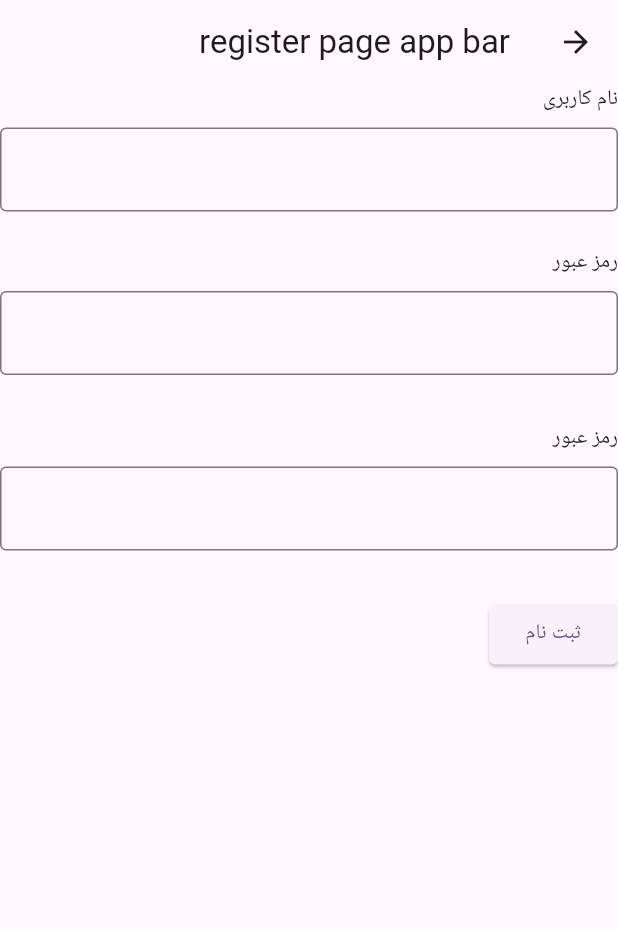
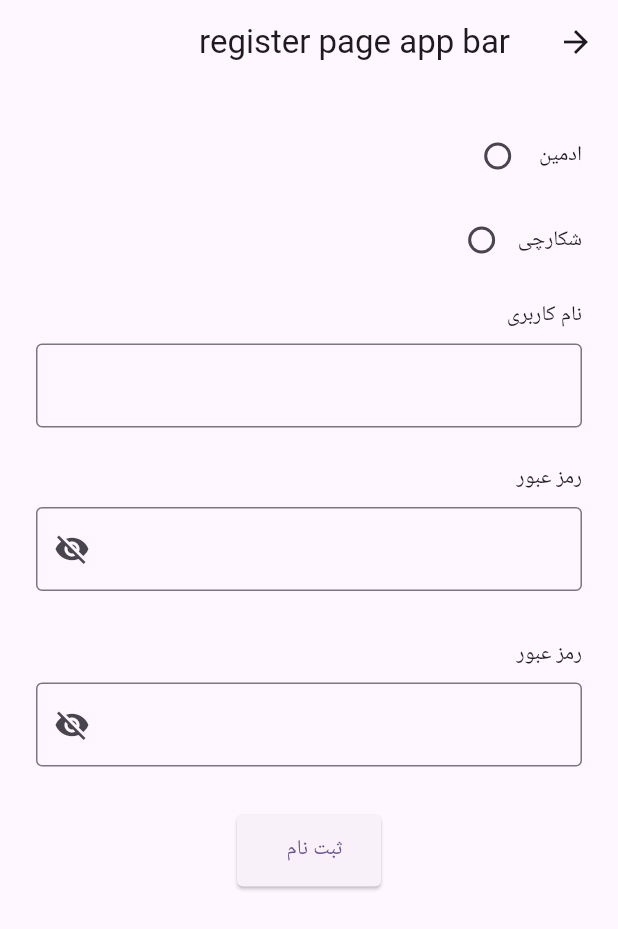
Before and after one commit to AminMtz78/mission_project, a Flutter app: the RegisterPage screen opened by its route, on a phone screen of 412 x 824 dp. Shown: the top 929 px of the screen. Run offline on Flutter 3.47's test engine with Material 3 defaults, Android fonts, the phone set to English and light mode, and no system bars; our stand-ins replace dio, get, get_storage; missing offline and left inert: dart:js_interop, dart_either; accounts and stored records are empty; statements that could not run were skipped.

Commit message:
add my button and validation for username and password

```diff
--- a/mission_project/example/lib/src/app.dart
+++ b/mission_project/example/lib/src/app.dart
@@ -8,6 +8,7 @@ class MyApp extends StatelessWidget {
   // This widget is the root of your application.
   @override
   Widget build(BuildContext context) => GetMaterialApp(
+    debugShowCheckedModeBanner: false,
     title: 'Flutter Demo',
     theme: ThemeData(
       colorScheme: ColorScheme.fromSeed(seedColor: Colors.deepPurple),
--- a/mission_project/lib/src/pages/register/views/register_page.dart
+++ b/mission_project/lib/src/pages/register/views/register_page.dart
@@ -1,6 +1,8 @@
 import 'package:flutter/material.dart';
 import 'package:get/get.dart';
 import 'package:mission_project/generated/locales.g.dart';
+import 'package:mission_project/src/pages/shared/enums/user_type_enum.dart';
+import 'package:mission_project/src/pages/shared/widgets/my_button.dart';
 
 import '../../../infrastructure/utils/utils.dart';
 import '../controller/register_page_controller.dart';
@@ -12,55 +14,116 @@ class RegisterPage extends GetView<RegisterPageController> {
   Widget build(BuildContext context) {
     return Scaffold(
       appBar: AppBar(title: Text(controller.title)),
-      body: usernameAndPassWordWidget(context),
+      body: SingleChildScrollView(
+        child: Padding(
+          padding: Utils.largePadding,
+          child: Column(
+            children: [
+              _adminAndHunter(),
+              Utils.mediumVerticalSpacer,
+              _usernameAndPassWordWidget(context),
+              Utils.giantVerticalSpacer,
+              _registerButton(context),
+            ],
+          ),
+        ),
+      ),
     );
   }
 
-  Widget usernameAndPassWordWidget(BuildContext context) {
-    return Column(
+  Widget _adminAndHunter() {
+    return Obx(
+      () => RadioGroup<UserTypeEnum>(
+        groupValue: controller.userType.value,
+        onChanged: (value) => controller.userType.value = value,
+        child: Column(
           children: [
-        Form(
+            Row(
+              children: [
+                Text(UserTypeEnum.admin.title.tr),
+                Radio<UserTypeEnum>(value: UserTypeEnum.admin),
+              ],
+            ),
+            Utils.smallVerticalSpacer,
+            Row(
+              children: [
+                Text(UserTypeEnum.hunter.title.tr),
+                Radio<UserTypeEnum>(value: UserTypeEnum.hunter),
+              ],
+            ),
+          ],
+        ),
+      ),
+    );
+  }
+
+  Widget _usernameAndPassWordWidget(BuildContext context) {
+    return Form(
+      key: controller.formKey,
       child: Column(
         crossAxisAlignment: CrossAxisAlignment.start,
         children: [
           Text(LocaleKeys.login_username.tr),
           Utils.smallVerticalSpacer,
-              TextField(
+          TextFormField(
+            validator: controller.validateUsername,
             controller: controller.usernameController,
             decoration: InputDecoration(border: OutlineInputBorder()),
           ),
           Utils.largeVerticalSpacer,
           Text(LocaleKeys.login_password.tr),
           Utils.smallVerticalSpacer,
-              TextField(
+          Obx(
+            () => TextFormField(
+              validator: (value) => controller.validatePassword(value),
+              obscureText: controller.isObscure.value,
               controller: controller.passwordController,
-                decoration: InputDecoration(border: OutlineInputBorder()),
+              decoration: InputDecoration(
+                border: OutlineInputBorder(),
+                suffixIcon: IconButton(
+                  onPressed: () {
+                    controller.isObscure.value = !controller.isObscure.value;
+                  },
+                  icon: controller.isObscure.value
+                      ? Icon(Icons.visibility_off)
+                      : Icon(Icons.visibility),
+                ),
+              ),
+            ),
           ),
           Utils.giantVerticalSpacer,
           Text(LocaleKeys.login_password.tr),
           Utils.smallVerticalSpacer,
-              TextField(
+          Obx(
+            () => TextFormField(
+              obscureText: controller.isObscureRepeat.value,
               controller: controller.repeatPasswordController,
-                decoration: InputDecoration(border: OutlineInputBorder()),
+              decoration: InputDecoration(
+                border: OutlineInputBorder(),
+                suffixIcon: IconButton(
+                  onPressed: () {
+                    controller.isObscureRepeat.value =
+                        !controller.isObscureRepeat.value;
+                  },
+                  icon: controller.isObscureRepeat.value
+                      ? Icon(Icons.visibility_off)
+                      : Icon(Icons.visibility),
                 ),
-              Utils.giantVerticalSpacer,
-              registerButton(context),
-            ],
+              ),
             ),
           ),
         ],
+      ),
     );
   }
 
-  Widget registerButton(BuildContext context) {
-    return ElevatedButton(
+  Widget _registerButton(BuildContext context) {
+    return Obx(
+      () => MyButton(
+        isLoading: controller.isLoading.value,
+        title: LocaleKeys.login_register.tr,
         onPressed: () => controller.addUser(context),
-      style: ElevatedButton.styleFrom(
-        shape: RoundedRectangleBorder(
-          borderRadius: BorderRadius.circular(Utils.tinySpace),
       ),
-      ),
-      child: Text(LocaleKeys.login_register.tr),
     );
   }
 }
--- /dev/null
+++ b/mission_project/lib/src/pages/shared/enums/page_status_enum.dart
@@ -0,0 +1 @@
+enum PageStatusEnum { loading, retry, success }
--- a/mission_project/lib/src/pages/shared/enums/user_type_enum.dart
+++ b/mission_project/lib/src/pages/shared/enums/user_type_enum.dart
@@ -1,6 +1,8 @@
+import 'package:mission_project/generated/locales.g.dart';
+
 enum UserTypeEnum {
-  admin(1, "admin"),
-  hunter(2, "hunter");
+  admin(1, LocaleKeys.shared_admin),
+  hunter(2, LocaleKeys.shared_hunter);
 
   final int id;
   final String title;
--- /dev/null
+++ b/mission_project/lib/src/pages/shared/widgets/my_button.dart
@@ -0,0 +1,50 @@
+import 'package:flutter/material.dart';
+
+class MyButton extends StatelessWidget {
+  final bool isLoading;
+  final VoidCallback onPressed;
+  final String title;
+
+  const MyButton({
+    super.key,
+    required this.isLoading,
+    required this.onPressed,
+    required this.title,
+  });
+
+  @override
+  Widget build(BuildContext context) {
+    return ElevatedButton(
+      onPressed: isLoading ? null : onPressed,
+      style: ElevatedButton.styleFrom(
+        minimumSize: const Size(96, 48),
+
+        shape: RoundedRectangleBorder(borderRadius: BorderRadius.circular(4)),
+      ),
+      child: Row(
+        mainAxisSize: MainAxisSize.min,
+        mainAxisAlignment: MainAxisAlignment.center,
+        children: [
+          Flexible(
+            child: Text(
+              title,
+              maxLines: 1,
+              overflow: TextOverflow.ellipsis,
+              softWrap: false,
+            ),
+          ),
+          const SizedBox(width: 8),
+          if (isLoading)
+            const SizedBox(
+              width: 20,
+              height: 20,
+              child: CircularProgressIndicator(
+                strokeWidth: 2.5,
+                color: Colors.white,
+              ),
+            ),
+        ],
+      ),
+    );
+  }
+}
```
Also changed, not shown: db.json (+6 -1 lines), mission_project/i18n/en_US.json (+16 -2 lines), mission_project/i18n/fa_IR.json (+16 -2 lines), mission_project/lib/src/pages/register/controller/register_page_controller.dart (+86 -4 lines), mission_project/lib/src/pages/shared/widgets/page_status_widget.dart (added, +10 -0 lines), mission_project/lib/generated/locales.g.dart. Lines whose indentation alone changed are shown as unchanged.
